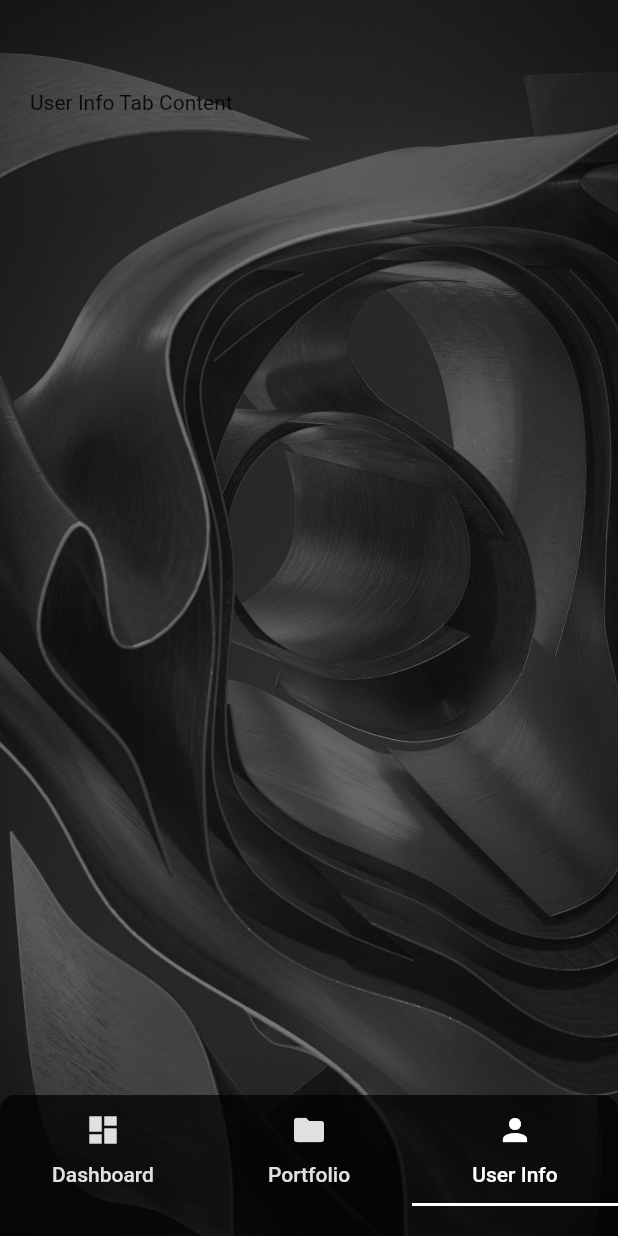
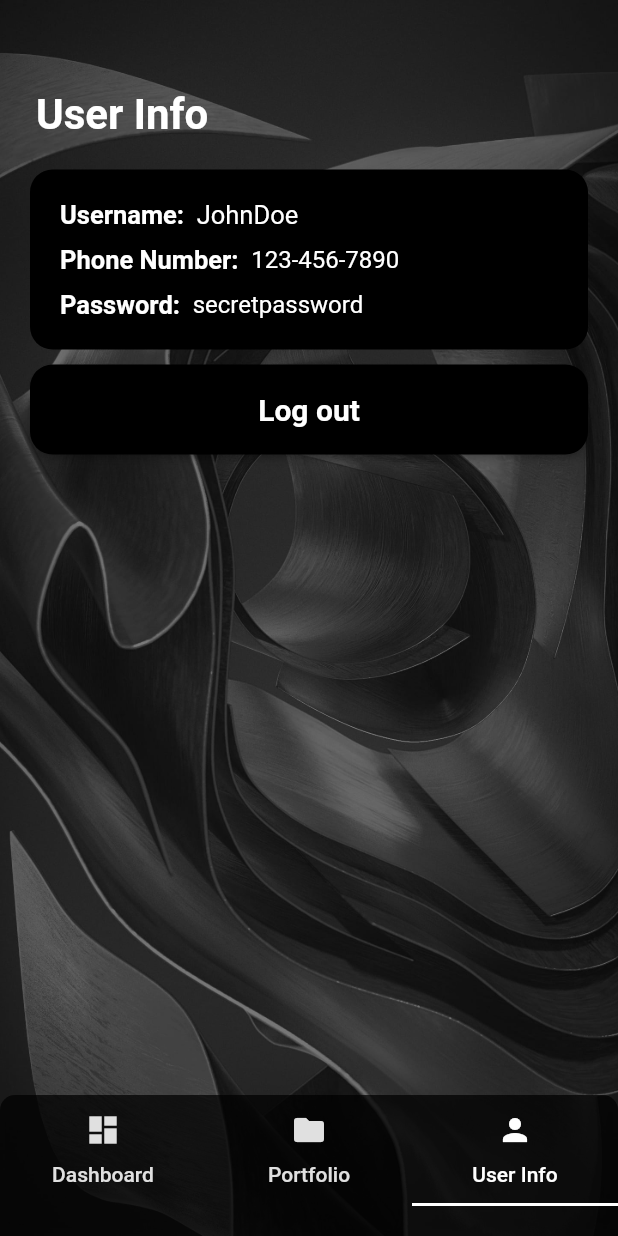
Before and after one commit to munimshahriar1/financial-app, a Flutter app: the HomePage screen opened directly, item 3 of the bottom bar chosen, on a phone screen of 412 x 824 dp. Run offline on Flutter 3.47's test engine with Material 2 defaults, Android fonts, the phone set to English and light mode, and no system bars; our stand-ins replace charts_flutter; network calls fail.

Commit message:
update: UserInfo Tab

```diff
--- a/lib/views/homepage/financial_instrument_view.dart
+++ b/lib/views/homepage/financial_instrument_view.dart
@@ -1,6 +1,7 @@
 import 'dart:convert';
 
 import 'package:flutter/material.dart';
+import 'package:s8_finapp/views/widgets/expanded_button.dart';
 import '../../net/api/alpha_vantage_api.dart';
 import '../widgets/stock_chart.dart';
 import '../widgets/news_card.dart';
@@ -361,31 +362,14 @@ class _FinancialInstrumentState
 
                 const SizedBox(height: 20),
                 // Follow Button
-                ElevatedButton(
+                ExpandedButton(
                   onPressed: () {
                     // TODO
                   },
-                  style: ElevatedButton.styleFrom(
-                    backgroundColor: Colors
-                        .white, // Light theme background color
-                    foregroundColor: Colors
-                        .black, // Light theme foreground color
-                    minimumSize:
-                        const Size(double.infinity, 60),
-                    shape: RoundedRectangleBorder(
-                      borderRadius:
-                          BorderRadius.circular(15),
-                    ),
-                  ),
-                  child: const Text(
-                    'Follow',
-                    style: TextStyle(
-                      fontSize: 20,
-                      fontWeight: FontWeight.bold,
-                    ),
-                  ),
+                  buttonText: 'Follow',
+                  isDarkTheme: false,
                 ),
-                SizedBox(height: 20),
+                const SizedBox(height: 20),
                 Expanded(
                   child: Container(
                     width: double.infinity,
@@ -399,7 +383,7 @@ class _FinancialInstrumentState
                       crossAxisAlignment:
                           CrossAxisAlignment.start,
                       children: [
-                        Text(
+                        const Text(
                           'Latest News',
                           style: TextStyle(
                             fontSize: 20,
@@ -407,7 +391,7 @@ class _FinancialInstrumentState
                             color: Colors.white,
                           ),
                         ),
-                        SizedBox(height: 10),
+                        const SizedBox(height: 10),
                         Expanded(
                           child: ListView.builder(
                             itemCount: newsDataList.length,
--- a/lib/views/homepage/user_info_view.dart
+++ b/lib/views/homepage/user_info_view.dart
@@ -1,13 +1,63 @@
 import 'package:flutter/material.dart';
+import 'package:s8_finapp/views/widgets/expanded_button.dart';
+import 'package:s8_finapp/views/widgets/user_info_card.dart';
+import '../auth/authentication.dart';
 
 class UserInfo extends StatelessWidget {
   const UserInfo({Key? key}) : super(key: key);
 
+  void logOut() {
+    // Navigator.push(
+    //   context,
+    //   MaterialPageRoute(
+    //       builder: (context) => LoginPage()),
+    // );
+  }
+
   @override
   Widget build(BuildContext context) {
-    return Container(
-      padding: const EdgeInsets.all(20),
-      child: const Text('User Info Tab Content'),
+    return SingleChildScrollView(
+      padding: const EdgeInsets.all(10),
+      child: Column(
+        children: [
+          Padding(
+            padding:
+                const EdgeInsets.fromLTRB(14, 10, 10, 0),
+            child: Row(
+              children: const [
+                Text(
+                  'User Info',
+                  style: TextStyle(
+                    fontSize: 28,
+                    fontWeight: FontWeight.bold,
+                    color: Colors.white,
+                  ),
+                ),
+                Spacer(),
+              ],
+            ),
+          ),
+          const SizedBox(height: 10),
+          Padding(
+            padding: const EdgeInsets.all(10),
+            child: Column(
+              children: [
+                UserInfoCard(
+                  username: 'JohnDoe',
+                  phoneNumber: '123-456-7890',
+                  password: 'secretpassword',
+                ),
+                SizedBox(height: 10),
+                ExpandedButton(
+                  onPressed: logOut,
+                  buttonText: "Log out",
+                  isDarkTheme: true,
+                )
+              ],
+            ),
+          ),
+        ],
+      ),
     );
   }
 }
--- /dev/null
+++ b/lib/views/widgets/expanded_button.dart
@@ -0,0 +1,41 @@
+import 'package:flutter/material.dart';
+
+class ExpandedButton extends StatelessWidget {
+  const ExpandedButton({
+    Key? key,
+    required this.onPressed,
+    required this.buttonText,
+    required this.isDarkTheme,
+  }) : super(key: key);
+
+  final VoidCallback onPressed;
+  final String buttonText;
+  final bool isDarkTheme;
+
+  @override
+  Widget build(BuildContext context) {
+    Color backgroundColor =
+        isDarkTheme ? Colors.black : Colors.white;
+    Color foregroundColor =
+        isDarkTheme ? Colors.white : Colors.black;
+
+    return ElevatedButton(
+      onPressed: onPressed,
+      style: ElevatedButton.styleFrom(
+        backgroundColor: backgroundColor,
+        foregroundColor: foregroundColor,
+        minimumSize: const Size(double.infinity, 60),
+        shape: RoundedRectangleBorder(
+          borderRadius: BorderRadius.circular(15),
+        ),
+      ),
+      child: Text(
+        buttonText,
+        style: TextStyle(
+          fontSize: 20,
+          fontWeight: FontWeight.bold,
+        ),
+      ),
+    );
+  }
+}
--- /dev/null
+++ b/lib/views/widgets/user_info_card.dart
@@ -0,0 +1,88 @@
+import 'package:flutter/material.dart';
+
+class UserInfoCard extends StatelessWidget {
+  final String username;
+  final String phoneNumber;
+  final String password;
+
+  const UserInfoCard({
+    required this.username,
+    required this.phoneNumber,
+    required this.password,
+  });
+
+  @override
+  Widget build(BuildContext context) {
+    return SizedBox(
+      height: 120,
+      child: Expanded(
+        child: Container(
+          width: double.infinity,
+          padding: const EdgeInsets.all(20),
+          decoration: BoxDecoration(
+            color: Colors.black,
+            borderRadius: BorderRadius.circular(15),
+          ),
+          child: Column(
+            crossAxisAlignment: CrossAxisAlignment.start,
+            children: [
+              Row(children: [
+                const Text(
+                  'Username:  ',
+                  style: TextStyle(
+                    color: Colors.white,
+                    fontSize: 17,
+                    fontWeight: FontWeight.bold,
+                  ),
+                ),
+                Text(
+                  username,
+                  style: const TextStyle(
+                    color: Colors.white,
+                    fontSize: 17,
+                  ),
+                ),
+              ]),
+              const SizedBox(height: 10),
+              Row(children: [
+                const Text(
+                  'Phone Number:  ',
+                  style: TextStyle(
+                    color: Colors.white,
+                    fontSize: 17,
+                    fontWeight: FontWeight.bold,
+                  ),
+                ),
+                Text(
+                  phoneNumber,
+                  style: const TextStyle(
+                    color: Colors.white,
+                    fontSize: 16,
+                  ),
+                ),
+              ]),
+              const SizedBox(height: 10),
+              Row(children: [
+                const Text(
+                  'Password:  ',
+                  style: TextStyle(
+                    color: Colors.white,
+                    fontSize: 17,
+                    fontWeight: FontWeight.bold,
+                  ),
+                ),
+                Text(
+                  password,
+                  style: const TextStyle(
+                    color: Colors.white,
+                    fontSize: 16,
+                  ),
+                ),
+              ]),
+            ],
+          ),
+        ),
+      ),
+    );
+  }
+}
```
